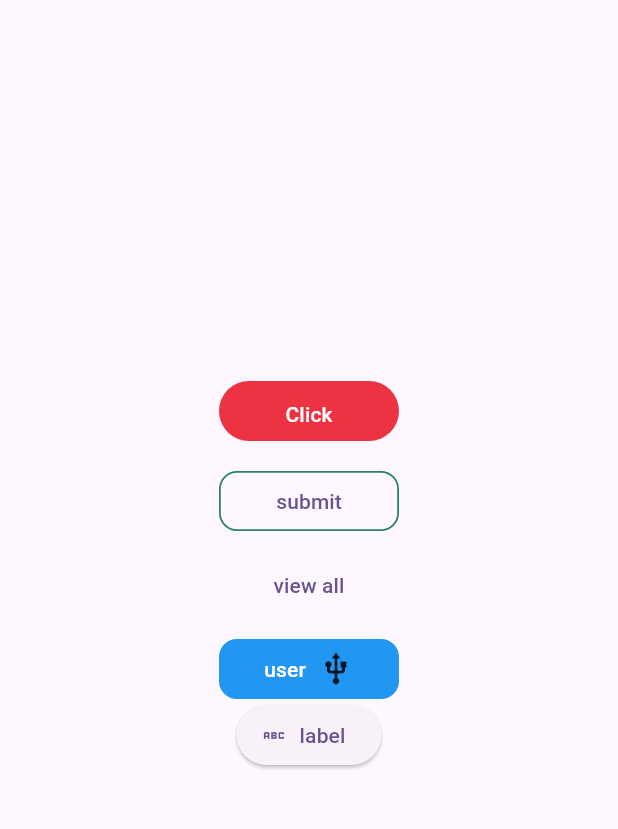
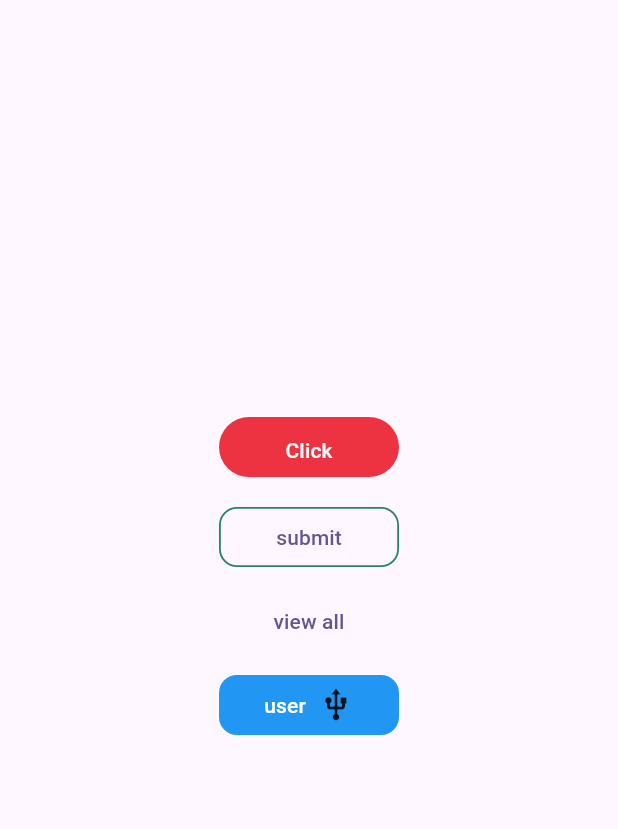
Before and after one commit to balamurugan0007/sketchura_UI, a Flutter app: the screen it shows after launch, on a phone screen of 412 x 824 dp, the part 84-913 px from its top. Run offline on Flutter 3.47's test engine with Material 3 defaults, Android fonts, the phone set to English and light mode, and no system bars.

Commit message:
final setup

```diff
--- a/lib/main.dart
+++ b/lib/main.dart
@@ -1,6 +1,6 @@
 import 'package:flutter/material.dart';
 import 'package:sketchura/constants/ColorConst.dart';
-import 'package:sketchura/core/utils/CustomButton.dart';
+import 'package:sketchura/core/utils/custom_button.dart';
 
 void main() {
   runApp(const MyApp());
@@ -67,11 +67,6 @@ class _MyHomePageState extends State<MyHomePage> {
               isPrefixIcon: false,
               icon: Icon(Icons.usb),
             ),
-            ElevatedButton.icon(
-              onPressed: () {},
-              label: Text('label'),
-              icon: Icon(Icons.abc_outlined),
-            ),
           ],
         ),
       ),
```
Also changed, not shown: lib/core/utils/custom_button.dart (renamed from lib/core/utils/CustomButton.dart).
